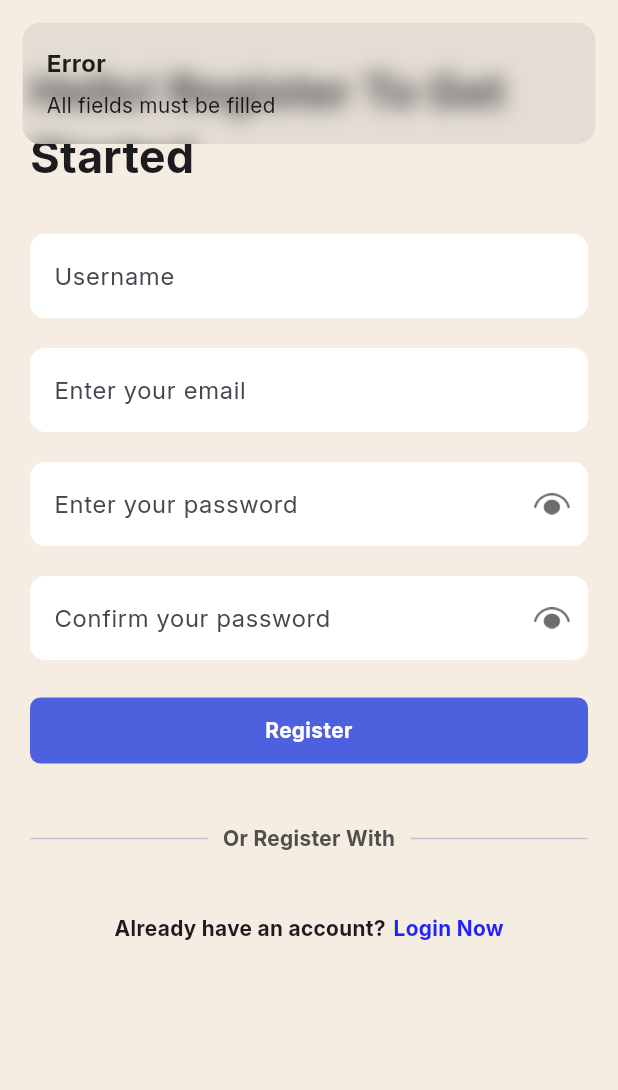
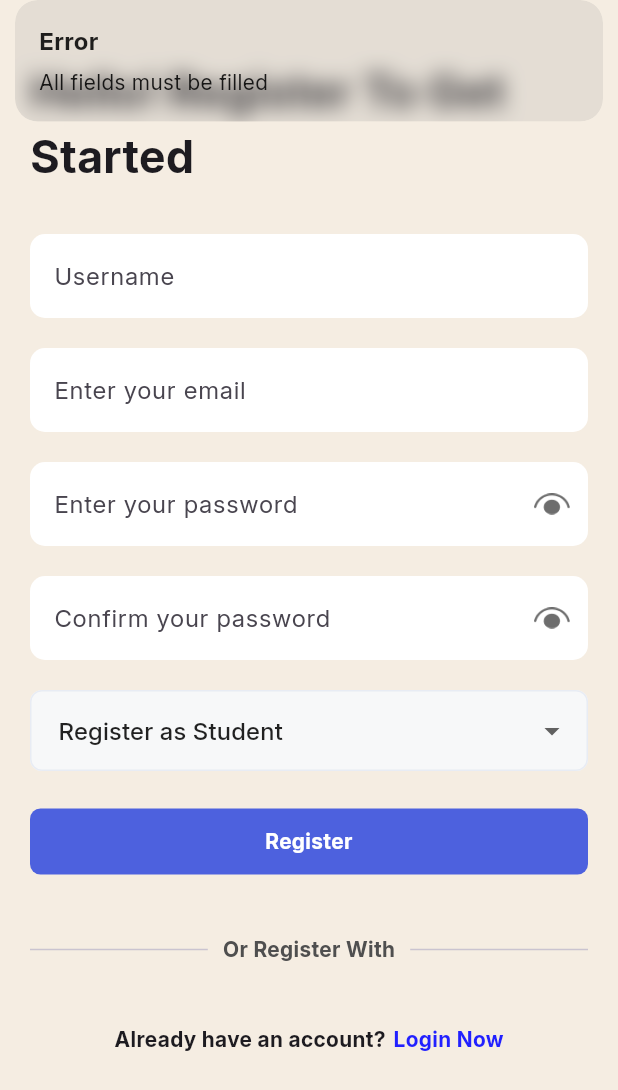
Before and after one commit to emonBimantara/Askio, a Flutter app: the RegisterPage screen opened by its route, after a tap on "Register", on a phone screen of 412 x 824 dp. Shown: the top 1090 px of the screen. Run offline on Flutter 3.47's test engine with Material 3 defaults, Android fonts, the light colour scheme and no system bars; our stand-ins replace cloud_firestore, firebase_auth, firebase_core, get; accounts and stored records are empty.

Commit message:
Feat: User Role Management & UI Testing For Adding Quiz

```diff
--- a/lib/Features/Auth/Controller/auth_controller.dart
+++ b/lib/Features/Auth/Controller/auth_controller.dart
@@ -1,12 +1,15 @@
+import 'package:cloud_firestore/cloud_firestore.dart';
 import 'package:firebase_auth/firebase_auth.dart';
 import 'package:get/get.dart';
-import 'package:flutter/material.dart';
 
 class AuthController extends GetxController {
   final FirebaseAuth auth = FirebaseAuth.instance;
+  final FirebaseFirestore firestore = FirebaseFirestore.instance;
 
   Rx<User?> firebaseUser = Rx<User?>(null);
   RxBool isLoading = false.obs;
+
+  User? get user => firebaseUser.value;
 
   @override
   void onInit() {
@@ -23,10 +26,7 @@ class AuthController extends GetxController {
 
     try {
       isLoading.value = true;
-      await auth.signInWithEmailAndPassword(
-        email: email,
-        password: password
-      );
+      await auth.signInWithEmailAndPassword(email: email, password: password);
     } on FirebaseAuthException catch (e) {
       Get.snackbar("Error", _loginError(e.code));
     } finally {
@@ -39,29 +39,18 @@ class AuthController extends GetxController {
     String email,
     String password,
     String confirmPassword,
+    String role,
   ) async {
     if (username.isEmpty ||
         email.isEmpty ||
         password.isEmpty ||
         confirmPassword.isEmpty) {
-      Get.snackbar(
-        "Error",
-        "All fields must be filled",
-        snackPosition: SnackPosition.TOP,
-        margin: const EdgeInsets.all(15),
-        borderRadius: 12,
-      );
+      Get.snackbar("Error", "All fields must be filled");
       return;
     }
 
     if (password != confirmPassword) {
-      Get.snackbar(
-        "Error",
-        "Password confirmation does not match",
-        snackPosition: SnackPosition.TOP,
-        margin: const EdgeInsets.all(15),
-        borderRadius: 12,
-      );
+      Get.snackbar("Error", "Password confirmation does not match");
       return;
     }
 
@@ -74,6 +63,17 @@ class AuthController extends GetxController {
       );
 
       await credential.user?.updateDisplayName(username);
+
+      await credential.user?.reload();
+      firebaseUser.value = auth.currentUser;
+
+      // adding role to firestore
+      await firestore.collection('users').doc(credential.user!.uid).set({
+        'username': username,
+        'email': email,
+        'role': role,
+        'createdAt': FieldValue.serverTimestamp(),
+      });
 
       Get.snackbar("Success", "Successfully registered");
     } on FirebaseAuthException catch (e) {
--- a/lib/Features/Auth/Views/register_page.dart
+++ b/lib/Features/Auth/Views/register_page.dart
@@ -16,6 +16,9 @@ class _RegisterPageState extends State<RegisterPage> {
   final TextEditingController emailController = TextEditingController();
   final TextEditingController passwordController = TextEditingController();
   final TextEditingController passwordConfirmController = TextEditingController();
+
+  // State untuk menyimpan pilihan role, default: student
+  String selectedRole = 'student';
 
   final AuthController authController = Get.find();
 
@@ -69,6 +72,45 @@ class _RegisterPageState extends State<RegisterPage> {
                 suffixIconPath: 'assets/icons/eye.png',
               ),
 
+              const SizedBox(height: 20),
+
+              // Dropdown untuk memilih Role
+              DropdownButtonFormField<String>(
+                value: selectedRole,
+                decoration: InputDecoration(
+                  filled: true,
+                  fillColor: const Color(0xFFF7F8F9),
+                  border: OutlineInputBorder(
+                    borderRadius: BorderRadius.circular(8),
+                    borderSide: const BorderSide(color: Color(0xFFE8ECF4)),
+                  ),
+                  enabledBorder: OutlineInputBorder(
+                    borderRadius: BorderRadius.circular(8),
+                    borderSide: const BorderSide(color: Color(0xFFE8ECF4)),
+                  ),
+                  focusedBorder: OutlineInputBorder(
+                    borderRadius: BorderRadius.circular(8),
+                    borderSide: const BorderSide(color: Color(0xFF2120FF)),
+                  ),
+                  contentPadding: const EdgeInsets.symmetric(horizontal: 15, vertical: 15),
+                ),
+                items: const [
+                  DropdownMenuItem(
+                    value: 'student',
+                    child: Text('Register as Student', style: TextStyle(color: Colors.black87)),
+                  ),
+                  DropdownMenuItem(
+                    value: 'teacher',
+                    child: Text('Register as Teacher', style: TextStyle(color: Colors.black87)),
+                  ),
+                ],
+                onChanged: (String? newValue) {
+                  setState(() {
+                    selectedRole = newValue!;
+                  });
+                },
+              ),
+
               const SizedBox(height: 25),
 
               Obx(
@@ -81,6 +123,7 @@ class _RegisterPageState extends State<RegisterPage> {
                       emailController.text,
                       passwordController.text,
                       passwordConfirmController.text,
+                      selectedRole, // Kirim role ke controller
                     );
                   },
                 ),
--- a/lib/Features/Home/Model/quiz_model.dart
+++ b/lib/Features/Home/Model/quiz_model.dart
@@ -4,6 +4,7 @@ class QuizModel {
   final String title;
   final int totalQuestions;
   final List<String> rules;
+  final String teacherId;
 
   QuizModel({
     required this.id,
@@ -11,6 +12,7 @@ class QuizModel {
     required this.title,
     required this.totalQuestions,
     required this.rules,
+    required this.teacherId,
   });
 
   factory QuizModel.fromFirestore(String id, Map<String, dynamic> data) {
@@ -22,6 +24,7 @@ class QuizModel {
       rules: (data['rules'] as List<dynamic>? ?? [])
           .map((e) => e.toString())
           .toList(),
+      teacherId: data['teacherId'] ?? '',
     );
   }
 }
--- a/lib/Features/Start/splash_page.dart
+++ b/lib/Features/Start/splash_page.dart
@@ -1,6 +1,4 @@
-import 'package:askio/Features/Auth/Controller/auth_controller.dart';
 import 'package:flutter/material.dart';
-import 'package:get/get.dart';
 
 class SplashPage extends StatefulWidget {
   const SplashPage({super.key});
--- a/lib/Routes/app_router.dart
+++ b/lib/Routes/app_router.dart
@@ -1,5 +1,6 @@
 import 'package:askio/Features/Auth/Views/login_page.dart';
 import 'package:askio/Features/Auth/Views/register_page.dart';
+import 'package:askio/Features/Home/Views/add_quiz_page.dart';
 import 'package:askio/Features/Home/Views/home_page.dart';
 // import 'package:askio/Features/Start/onboarding_page.dart';
 import 'package:askio/Features/Start/splash_page.dart';
@@ -19,6 +20,8 @@ class AppRouter {
         return MaterialPageRoute(builder: (_) => RegisterPage());
       case AppRoutes.homePage:
         return MaterialPageRoute(builder: (_) => HomePage());
+      case AppRoutes.addQuizPage:
+        return MaterialPageRoute(builder: (_) => AddQuizPage());
       default:
         return MaterialPageRoute(
           builder: (_) => Scaffold(body: Center(child: Text("Page Not Found"))),
--- a/lib/Routes/app_routes.dart
+++ b/lib/Routes/app_routes.dart
@@ -4,4 +4,5 @@ class AppRoutes {
   static const String loginPage = "/login";
   static const String registerPage = "register";
   static const String homePage = "/home";
+  static const String addQuizPage = "/addQuiz";
 }
--- a/lib/main.dart
+++ b/lib/main.dart
@@ -1,6 +1,7 @@
 import 'package:askio/Features/Auth/Controller/auth_controller.dart';
 import 'package:askio/Features/Auth/Views/login_page.dart';
 import 'package:askio/Features/Auth/Views/register_page.dart';
+import 'package:askio/Features/Home/Views/add_quiz_page.dart';
 import 'package:askio/Features/Home/Views/home_page.dart';
 import 'package:askio/Features/Start/onboarding_page.dart';
 import 'package:askio/Features/Start/splash_page.dart';
@@ -38,6 +39,7 @@ class MyApp extends StatelessWidget {
         GetPage(name: '/login', page: () => LoginPage()),
         GetPage(name: '/register', page: () => RegisterPage()),
         GetPage(name: '/home', page: () => HomePage()),
+        GetPage(name: '/addQuiz', page: () => AddQuizPage()),
       ],
     );
   }
```
Also changed, not shown: lib/Features/Home/Controller/home_controller.dart (added, +55 -0 lines), lib/Features/Home/Services/quiz_service.dart (+33 -5 lines), lib/Features/Home/Views/add_quiz_page.dart (added, +251 -0 lines), lib/Features/Home/Views/home_page.dart (+97 -57 lines).
